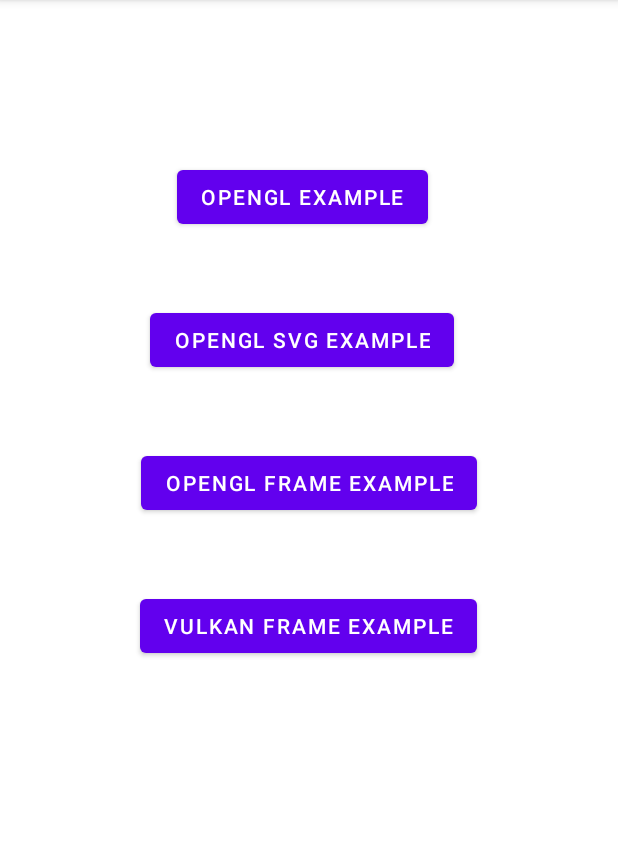
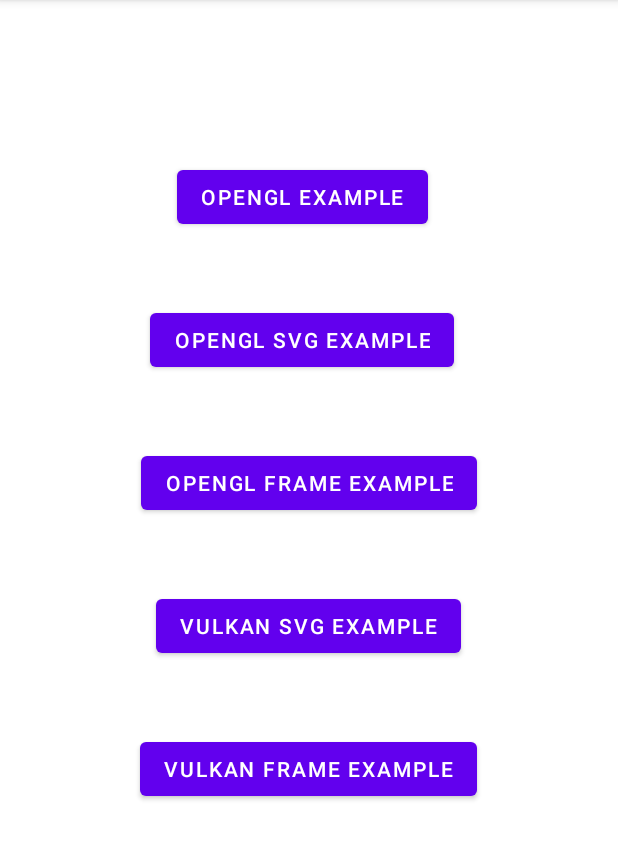
Before and after one commit to RuiwenTang/Skity-Android, an Android app: the screen it shows after launch (MainActivity), on a phone screen of 412 x 824 dp, the part 84-944 px from its top. Run offline under Robolectric (Android 15) with nearby library versions, the phone set to English and light mode, and no system bars; Roboto replaces fonts that are not available here.

Commit message:
add vulkan svg example

```diff
--- a/app/src/main/AndroidManifest.xml
+++ b/app/src/main/AndroidManifest.xml
@@ -12,6 +12,9 @@
         android:roundIcon="@mipmap/ic_launcher_round"
         android:supportsRtl="true"
         android:theme="@style/Theme.SkityAndroid">
+        <activity
+            android:name=".VkSVGActivity"
+            android:exported="false" />
         <activity
             android:name=".VkFrameActivity"
             android:exported="false" />
--- a/app/src/main/java/com/skity/android/MainActivity.java
+++ b/app/src/main/java/com/skity/android/MainActivity.java
@@ -13,6 +13,7 @@ public class MainActivity extends AppCompatActivity implements View.OnClickListe
     private Button mOpenGLExample;
     private Button mOpenGLSVGExample;
     private Button mOpenGLFrameExample;
+    private Button mVulkanSVGExample;
     private Button mVulkanFrameExample;
 
     @Override
@@ -24,11 +25,13 @@ public class MainActivity extends AppCompatActivity implements View.OnClickListe
         mOpenGLExample = findViewById(R.id.gl_example);
         mOpenGLSVGExample = findViewById(R.id.gl_svg_example);
         mOpenGLFrameExample = findViewById(R.id.gl_frame_example);
+        mVulkanSVGExample = findViewById(R.id.vk_svg_example);
         mVulkanFrameExample = findViewById(R.id.vk_frame_example);
 
         mOpenGLExample.setOnClickListener(this);
         mOpenGLSVGExample.setOnClickListener(this);
         mOpenGLFrameExample.setOnClickListener(this);
+        mVulkanSVGExample.setOnClickListener(this);
         mVulkanFrameExample.setOnClickListener(this);
     }
 
@@ -41,6 +44,8 @@ public class MainActivity extends AppCompatActivity implements View.OnClickListe
             intent.setClass(this, GLSVGRenderActivity.class);
         } else if (view == mOpenGLFrameExample) {
             intent.setClass(this, GLFrameActivity.class);
+        } else if (view == mVulkanSVGExample) {
+            intent.setClass(this, VkSVGActivity.class);
         } else if (view == mVulkanFrameExample) {
             intent.setClass(this, VkFrameActivity.class);
         }
--- a/app/src/main/java/com/skity/android/VkFrameActivity.java
+++ b/app/src/main/java/com/skity/android/VkFrameActivity.java
@@ -13,7 +13,6 @@ public class VkFrameActivity extends AppCompatActivity implements Choreographer.
     @Override
     protected void onCreate(Bundle savedInstanceState) {
         super.onCreate(savedInstanceState);
-        setRequestedOrientation(ActivityInfo.SCREEN_ORIENTATION_LANDSCAPE);
         mView = new VkFrameDemoView(this);
         setContentView(mView);
     }
--- a/app/src/main/res/layout/activity_main2.xml
+++ b/app/src/main/res/layout/activity_main2.xml
@@ -42,6 +42,17 @@
         app:layout_constraintTop_toBottomOf="@+id/gl_svg_example" />
 
     <Button
+        android:id="@+id/vk_svg_example"
+        android:layout_width="wrap_content"
+        android:layout_height="wrap_content"
+        android:layout_marginTop="47dp"
+        android:text="Vulkan SVG Example"
+        app:layout_constraintEnd_toEndOf="parent"
+        app:layout_constraintHorizontal_bias="0.497"
+        app:layout_constraintStart_toStartOf="parent"
+        app:layout_constraintTop_toBottomOf="@+id/gl_frame_example" />
+
+    <Button
         android:id="@+id/vk_frame_example"
         android:layout_width="wrap_content"
         android:layout_height="wrap_content"
@@ -50,5 +61,5 @@
         app:layout_constraintEnd_toEndOf="parent"
         app:layout_constraintHorizontal_bias="0.497"
         app:layout_constraintStart_toStartOf="parent"
-        app:layout_constraintTop_toBottomOf="@+id/gl_frame_example" />
+        app:layout_constraintTop_toBottomOf="@+id/vk_svg_example" />
 </androidx.constraintlayout.widget.ConstraintLayout>
```
Also changed, not shown: app/src/main/java/com/skity/android/VkSVGActivity.java (added, +37 -0 lines), app/src/main/java/com/skity/android/VkSVGDemoView.java (added, +17 -0 lines), skity/build.gradle (+12 -2 lines), skity/src/main/java/com/skity/graphic/VkSVGRenderer.java (added, +21 -0 lines), 10 other files.
